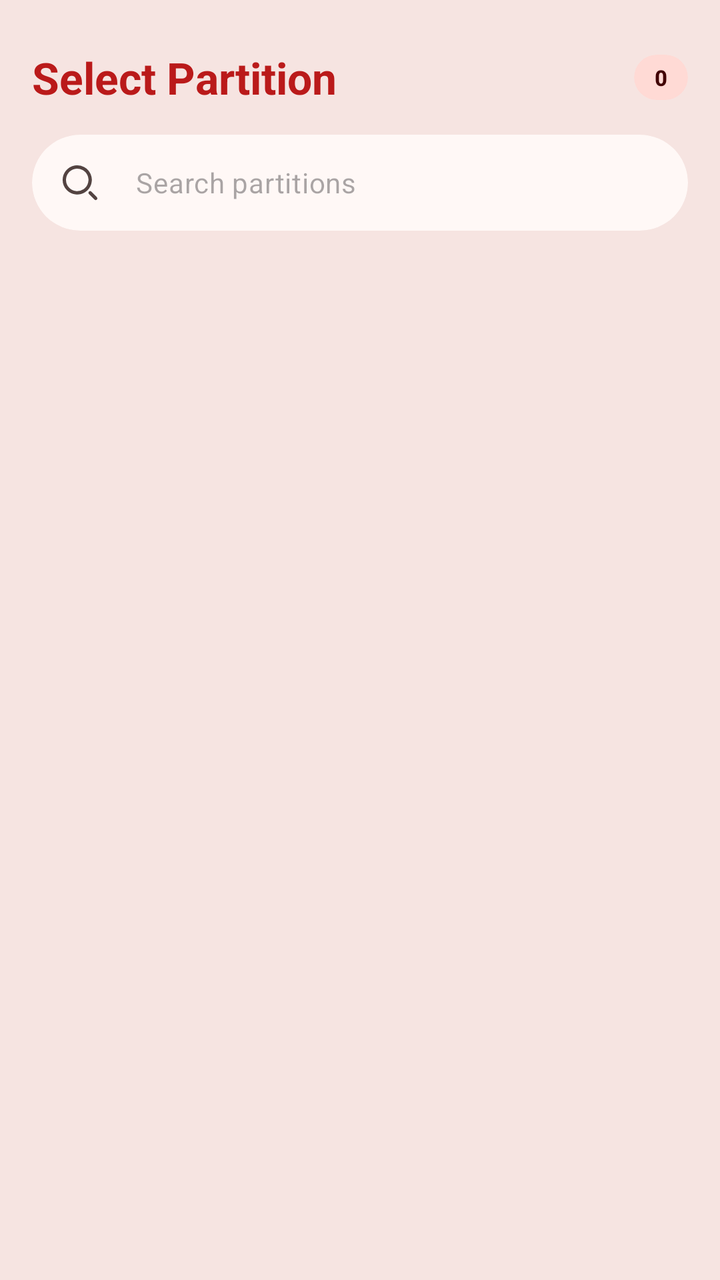
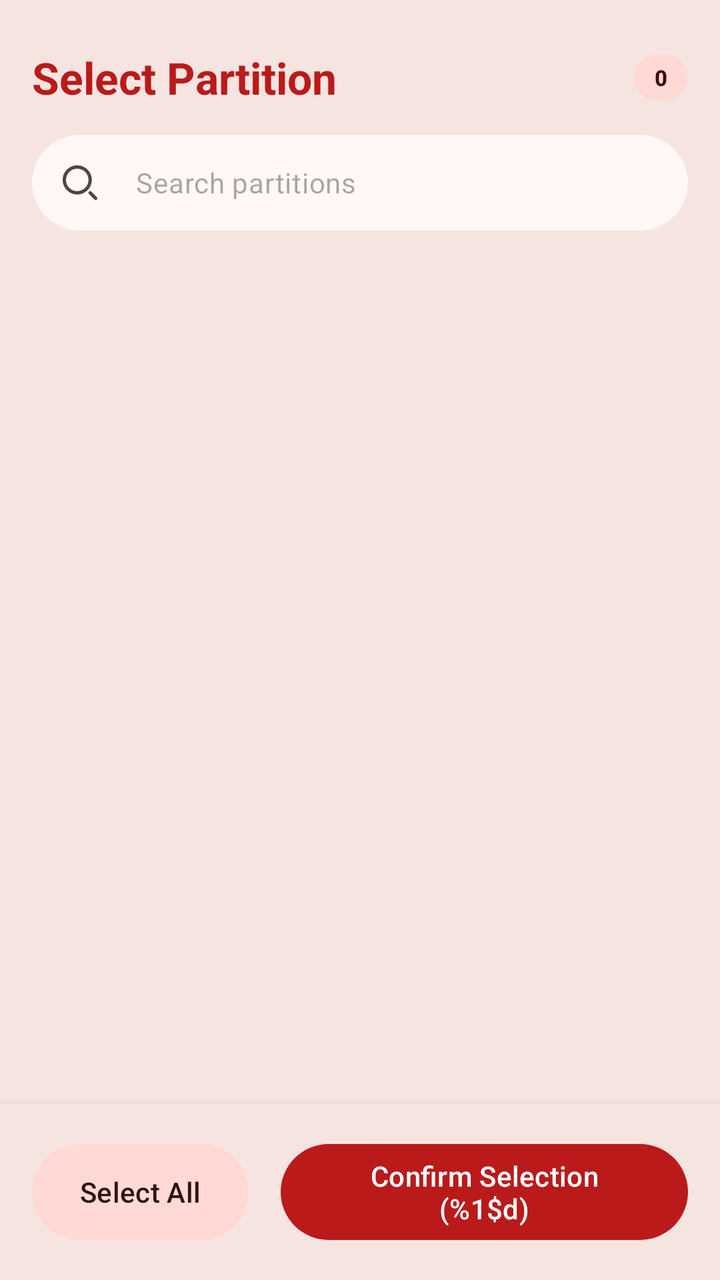

Compare the two renders of this Android layout. The source of the first and the diff that turns it into the second are given below.
<!-- AndroidManifest.xml: application theme Theme.OTAPulse -->
<!-- res/layout/dialog_partition_list.xml -->
<?xml version="1.0" encoding="utf-8"?>
<LinearLayout
    xmlns:android="http://schemas.android.com/apk/res/android"
    xmlns:app="http://schemas.android.com/apk/res-auto"
    android:layout_width="match_parent"
    android:layout_height="wrap_content"
    android:orientation="vertical"
    android:background="?attr/colorSurfaceContainerHigh">

    
    <LinearLayout
        android:layout_width="match_parent"
        android:layout_height="wrap_content"
        android:orientation="vertical"
        android:paddingHorizontal="16dp"
        android:paddingTop="24dp"
        android:paddingBottom="12dp">

        
        <LinearLayout
            android:layout_width="match_parent"
            android:layout_height="wrap_content"
            android:orientation="horizontal"
            android:gravity="center_vertical">

            <TextView
                android:id="@+id/tvTitle"
                android:layout_width="0dp"
                android:layout_height="wrap_content"
                android:layout_weight="1"
                android:text="@string/partition_extraction_select_partition"
                android:textAppearance="?attr/textAppearanceTitleLarge"
                android:textStyle="bold"
                android:textColor="?attr/colorPrimary" />

            
            <com.google.android.material.card.MaterialCardView
                android:layout_width="wrap_content"
                android:layout_height="wrap_content"
                app:cardBackgroundColor="?attr/colorPrimaryContainer"
                app:cardCornerRadius="20dp"
                app:cardElevation="0dp"
                app:strokeWidth="0dp">
                <TextView
                    android:id="@+id/tvCount"
                    android:layout_width="wrap_content"
                    android:layout_height="wrap_content"
                    android:paddingHorizontal="10dp"
                    android:paddingVertical="4dp"
                    android:textAppearance="?attr/textAppearanceLabelSmall"
                    android:textColor="?attr/colorOnPrimaryContainer"
                    android:textStyle="bold"
                    android:text="0" />
            </com.google.android.material.card.MaterialCardView>

        </LinearLayout>

        
        <com.google.android.material.card.MaterialCardView
            android:layout_width="match_parent"
            android:layout_height="wrap_content"
            android:layout_marginTop="14dp"
            app:cardBackgroundColor="?attr/colorSurfaceContainerLow"
            app:cardCornerRadius="24dp"
            app:cardElevation="0dp"
            app:strokeWidth="0dp">

            <com.google.android.material.textfield.TextInputLayout
                android:id="@+id/tilSearch"
                style="@style/Widget.Material3.TextInputLayout.OutlinedBox.Dense"
                android:layout_width="match_parent"
                android:layout_height="wrap_content"
                app:boxStrokeWidth="0dp"
                app:boxStrokeWidthFocused="0dp"
                app:hintEnabled="false"
                app:startIconDrawable="@drawable/ic_search"
                app:startIconTint="?attr/colorOnSurfaceVariant">

                <com.google.android.material.textfield.TextInputEditText
                    android:id="@+id/etSearch"
                    android:layout_width="match_parent"
                    android:layout_height="48dp"
                    android:background="@android:color/transparent"
                    android:hint="@string/hint_search_partitions"
                    android:imeOptions="actionSearch"
                    android:inputType="text"
                    android:padding="0dp"
                    android:singleLine="true"
                    android:textAppearance="?attr/textAppearanceBodyMedium" />

            </com.google.android.material.textfield.TextInputLayout>

        </com.google.android.material.card.MaterialCardView>

    </LinearLayout>




    
    <androidx.recyclerview.widget.RecyclerView
        android:id="@+id/rvPartitions"
        android:layout_width="match_parent"
        android:layout_height="wrap_content"
        android:clipToPadding="false"
        android:nestedScrollingEnabled="true"
        android:paddingHorizontal="16dp"
        android:paddingTop="8dp"
        android:paddingBottom="16dp" />

</LinearLayout>
<!-- resources referenced by this layout -->
<resources>
  <string name="hint_search_partitions">Search partitions</string>
  <string name="partition_extraction_select_partition">Select Partition</string>
  <color name="colorPrimary">#BA1A1A</color>
  <color name="colorOnPrimary">#FFFFFF</color>
  <color name="colorPrimaryContainer">#FFDAD5</color>
  <color name="colorOnPrimaryContainer">#410002</color>
  <color name="colorSecondary">#775652</color>
  <color name="colorOnSecondary">#FFFFFF</color>
  <color name="colorSecondaryContainer">#FFDAD5</color>
  <color name="colorOnSecondaryContainer">#2C1512</color>
  <color name="colorTertiary">#715B2E</color>
  <color name="colorOnTertiary">#FFFFFF</color>
  <color name="colorTertiaryContainer">#FDE1A7</color>
  <color name="colorOnTertiaryContainer">#261900</color>
  <color name="colorError">#BA1A1A</color>
  <color name="colorOnError">#FFFFFF</color>
  <color name="colorErrorContainer">#FFDAD5</color>
  <color name="colorOnErrorContainer">#410002</color>
  <color name="colorSurface">#FDECEA</color>
  <color name="colorOnSurface">#201A19</color>
  <color name="colorSurfaceVariant">#F5DDD9</color>
  <color name="colorOnSurfaceVariant">#534341</color>
  <color name="colorOutline">#857370</color>
  <color name="colorOutlineVariant">#D8C2BE</color>
  <color name="colorBackground">#FDECEA</color>
  <color name="colorOnBackground">#201A19</color>
  <color name="colorSurfaceContainerLowest">#FFFFFF</color>
  <color name="colorSurfaceContainerLow">#FFF8F6</color>
  <color name="colorSurfaceContainer">#FCEAE7</color>
  <color name="colorSurfaceContainerHigh">#F6E4E1</color>
  <color name="colorSurfaceContainerHighest">#F0DEDE</color>
  <style name="Widget.App.MaterialCardView" parent="Widget.Material3.CardView.Filled">
          <item name="shapeAppearance">@style/ShapeAppearance.Material3.Corner.Large</item>
      </style>
  <style name="Widget.App.PopupMenu" parent="Widget.Material3.PopupMenu">
          <item name="android:popupBackground">@drawable/bg_popup_menu</item>
      </style>
  <style name="Widget.App.ListPopupWindow" parent="Widget.AppCompat.ListPopupWindow">
          <item name="android:popupBackground">@drawable/bg_popup_menu</item>
      </style>
  <style name="Widget.App.MaterialSwitch" parent="Widget.Material3.CompoundButton.MaterialSwitch">
          <item name="thumbIcon">@drawable/selector_switch_thumb_icon</item>
          <item name="thumbIconTint">@color/selector_switch_thumb_icon_tint</item>
      </style>
  <!-- drawable bg_popup_menu (drawable) -->
  <?xml version="1.0" encoding="utf-8"?>
  <shape xmlns:android="http://schemas.android.com/apk/res/android">
      <solid android:color="?attr/colorSurfaceContainerHigh" />
      <corners android:radius="20dp" />
  </shape>
  <!-- drawable selector_switch_thumb_icon (drawable) -->
  <?xml version="1.0" encoding="utf-8"?>
  <selector xmlns:android="http://schemas.android.com/apk/res/android">
      <item android:drawable="@drawable/ic_switch_check" android:state_checked="true" />
      <item android:drawable="@drawable/ic_switch_cancel" android:state_checked="false" />
  </selector>
  <!-- drawable ic_switch_check (drawable) -->
  <vector xmlns:android="http://schemas.android.com/apk/res/android"
      android:width="24dp"
      android:height="24dp"
      android:viewportWidth="24"
      android:viewportHeight="24">
      <path
          android:fillColor="@android:color/white"
          android:pathData="M9,16.17L4.83,12l-1.42,1.41L9,19 21,7l-1.41,-1.41z"/>
  </vector>
  <!-- drawable ic_switch_cancel (drawable) -->
  <vector xmlns:android="http://schemas.android.com/apk/res/android"
      android:width="24dp"
      android:height="24dp"
      android:viewportWidth="24"
      android:viewportHeight="24">
      <path
          android:fillColor="@android:color/white"
          android:pathData="M19,6.41L17.59,5 12,10.59 6.41,5 5,6.41 10.59,12 5,17.59 6.41,19 12,13.41 17.59,19 19,17.59 13.41,12z"/>
  </vector>
  <!-- unchanged entries left out for length: 2 -->
</resources>

<!-- the commit's change to res/layout/dialog_partition_list.xml (unified diff, before → after) -->
@@ -101,11 +101,42 @@
     <androidx.recyclerview.widget.RecyclerView
         android:id="@+id/rvPartitions"
         android:layout_width="match_parent"
-        android:layout_height="wrap_content"
+        android:layout_height="0dp"
+        android:layout_weight="1"
         android:clipToPadding="false"
         android:nestedScrollingEnabled="true"
         android:paddingHorizontal="16dp"
         android:paddingTop="8dp"
         android:paddingBottom="16dp" />
 
+    
+    <LinearLayout
+        android:id="@+id/layoutFooter"
+        android:layout_width="match_parent"
+        android:layout_height="wrap_content"
+        android:orientation="horizontal"
+        android:gravity="center_vertical"
+        android:padding="16dp"
+        android:background="?attr/colorSurfaceContainerHigh"
+        android:elevation="8dp">
+
+        <com.google.android.material.button.MaterialButton
+            android:id="@+id/btnSelectAll"
+            style="@style/Widget.Material3.Button.TonalButton"
+            android:layout_width="wrap_content"
+            android:layout_height="56dp"
+            android:layout_marginEnd="16dp"
+            android:text="Select All"
+            android:textAllCaps="false" />
+
+        <com.google.android.material.button.MaterialButton
+            android:id="@+id/btnConfirmSelection"
+            android:layout_width="0dp"
+            android:layout_height="56dp"
+            android:layout_weight="1"
+            android:text="@string/partition_extraction_confirm_selection"
+            android:textAllCaps="false"
+            app:cornerRadius="28dp" />
+    </LinearLayout>
+
 </LinearLayout>
<!-- resource entries referenced after the edit -->
@@ -1,6 +1,7 @@
 <!-- resources referenced by this layout -->
 <resources>
   <string name="hint_search_partitions">Search partitions</string>
+  <string name="partition_extraction_confirm_selection">Confirm Selection (%1$d)</string>
   <string name="partition_extraction_select_partition">Select Partition</string>
   <color name="colorPrimary">#BA1A1A</color>
   <color name="colorOnPrimary">#FFFFFF</color>
